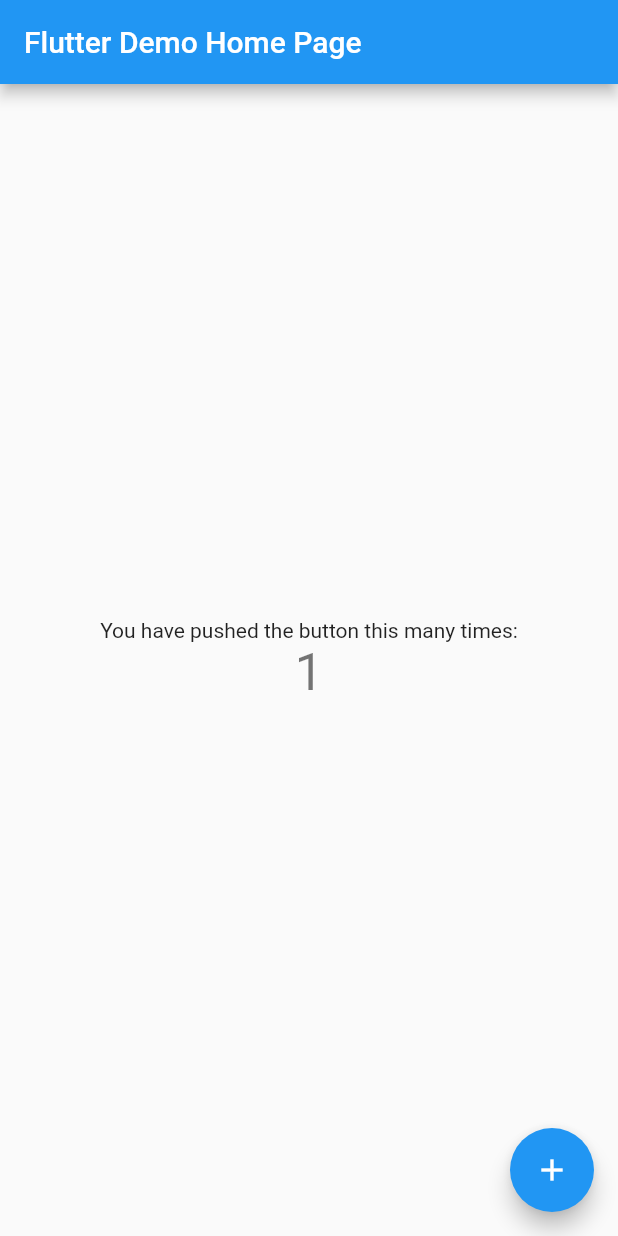
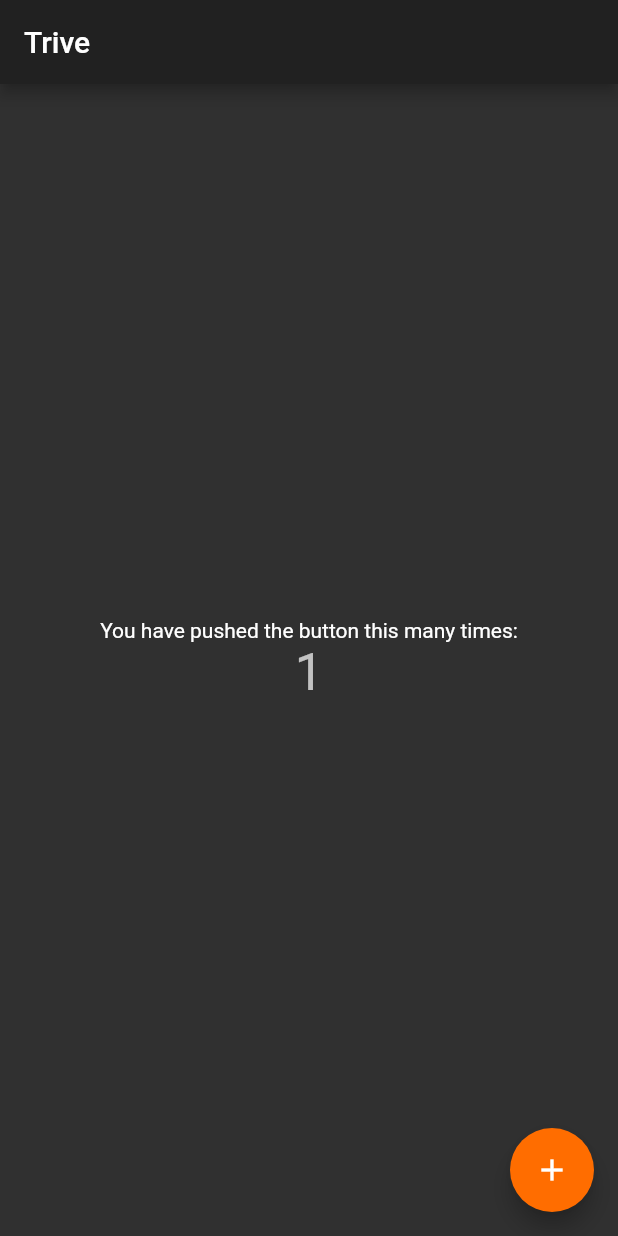
Before and after one commit to trivenews/mobile, a Flutter app: the screen it shows after launch, after a tap on the "add" icon, on a phone screen of 412 x 824 dp. Run offline on Flutter 3.47's test engine with Material 2 defaults, Android fonts, the phone set to English and light mode, and no system bars.

Commit message:
color palette

```diff
--- a/lib/main.dart
+++ b/lib/main.dart
@@ -1,27 +1,21 @@
 import 'package:flutter/material.dart';
 
 void main() {
-  runApp(new MyApp());
+  runApp(new TriveApp());
 }
 
-class MyApp extends StatelessWidget {
-  // This widget is the root of your application.
+class TriveApp extends StatelessWidget {
+
   @override
   Widget build(BuildContext context) {
     return new MaterialApp(
-      title: 'Flutter Demo',
+      title: 'Trive',
       theme: new ThemeData(
-        // This is the theme of your application.
-        //
-        // Try running your application with "flutter run". You'll see the
-        // application has a blue toolbar. Then, without quitting the app, try
-        // changing the primarySwatch below to Colors.green and then invoke
-        // "hot reload" (press "r" in the console where you ran "flutter run",
-        // or press Run > Flutter Hot Reload in IntelliJ). Notice that the
-        // counter didn't reset back to zero; the application is not restarted.
-        primarySwatch: Colors.blue,
+        brightness: Brightness.dark,
+        primarySwatch: Colors.grey,
+        accentColor: Colors.orangeAccent[700],
       ),
-      home: new MyHomePage(title: 'Flutter Demo Home Page'),
+      home: new MyHomePage(title: 'Trive'),
     );
   }
 }
```
